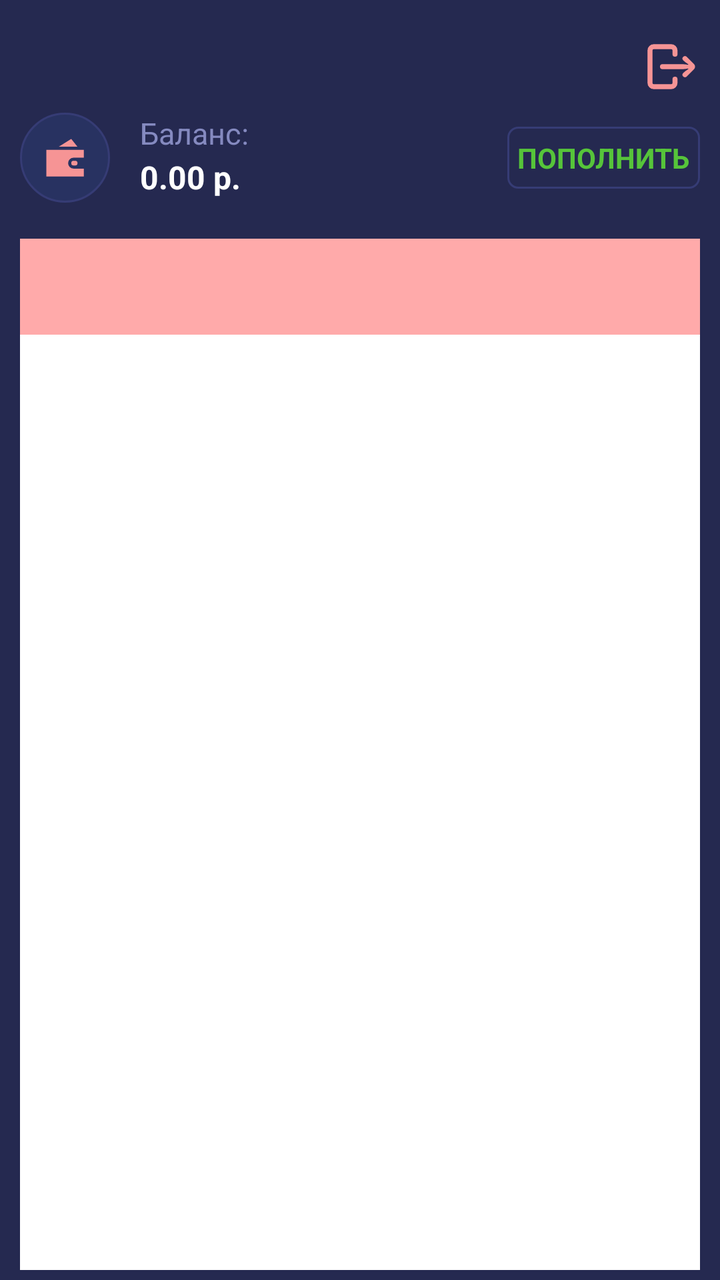
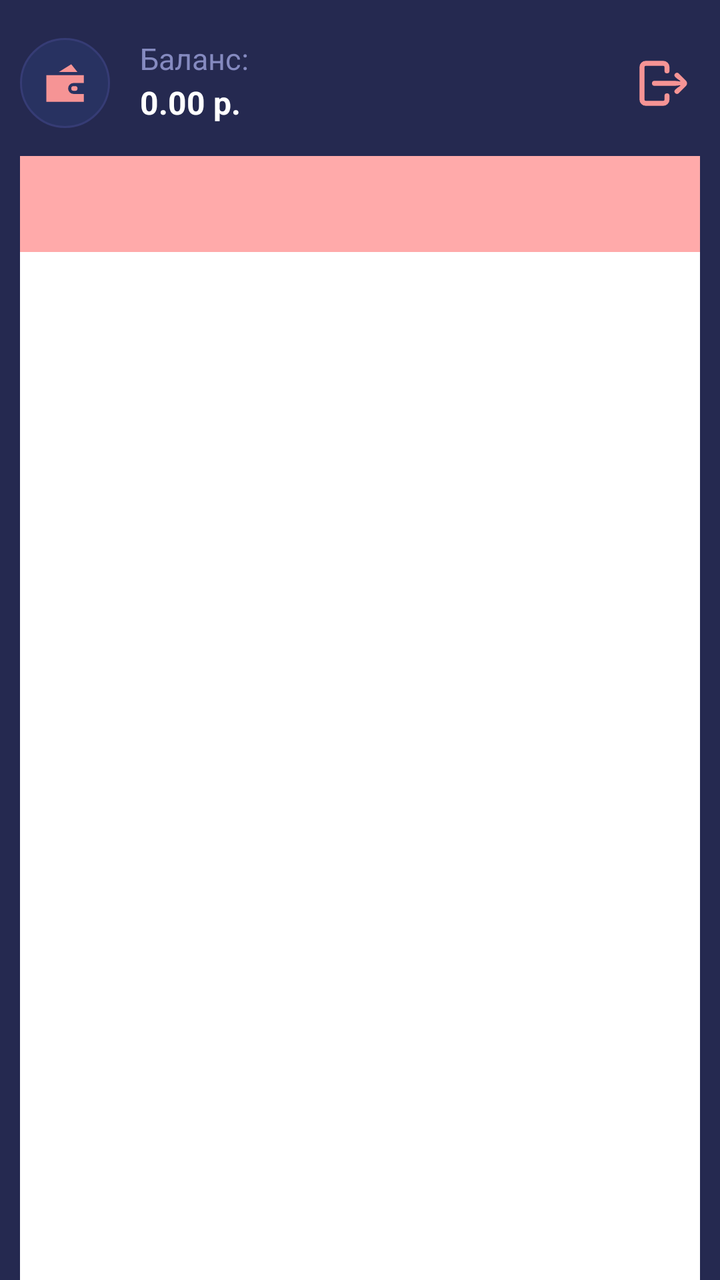

Screens rendered from an Android XML layout before and after an edit, with the pre-edit source and the edit as a unified diff.
<!-- AndroidManifest.xml: application theme Theme.GetSms -->
<!-- res/layout/fragment_main_screen.xml -->
<?xml version="1.0" encoding="utf-8"?>
<androidx.constraintlayout.widget.ConstraintLayout xmlns:android="http://schemas.android.com/apk/res/android"
    xmlns:app="http://schemas.android.com/apk/res-auto"
    xmlns:tools="http://schemas.android.com/tools"
    android:id="@+id/frameLayout"
    android:layout_width="match_parent"
    android:layout_height="match_parent"
    android:background="?attr/colorBackgroundSecondary"
    android:paddingHorizontal="10dp"
    android:paddingTop="5dp"
    tools:context=".ui.view.mainScreen.MainScreenFragment">

    <ImageView
        android:id="@+id/signoutIW"
        android:layout_width="wrap_content"
        android:layout_height="wrap_content"
        android:layout_marginTop="5dp"
        android:src="@drawable/signout_icon"
        app:layout_constraintBottom_toBottomOf="@id/balanceSumTW"
        app:layout_constraintEnd_toEndOf="@id/topUpBalanceTW"
        app:layout_constraintTop_toTopOf="parent"
        app:layout_constraintVertical_bias="0.142" />

    <ImageView
        android:id="@+id/balanceIW"
        android:layout_width="wrap_content"
        android:layout_height="wrap_content"
        android:layout_marginTop="10dp"
        android:background="@drawable/round_background"
        android:src="@drawable/balance_icon"
        app:layout_constraintBottom_toBottomOf="@id/balanceSumTW"
        app:layout_constraintStart_toStartOf="parent"
        app:layout_constraintTop_toBottomOf="@id/signoutIW"
        tools:layout_editor_absoluteX="10dp" />

    <TextView
        android:id="@+id/balanceTW"
        android:layout_width="wrap_content"
        android:layout_height="wrap_content"
        android:layout_marginStart="15dp"
        android:text="Баланс:"
        android:textColor="#858ac0"
        android:textSize="15sp"
        app:layout_constraintStart_toEndOf="@+id/balanceIW"
        app:layout_constraintTop_toTopOf="@+id/balanceIW" />

    <TextView
        android:id="@+id/balanceSumTW"
        android:layout_width="wrap_content"
        android:layout_height="wrap_content"
        android:layout_marginTop="1dp"
        android:text="0.00 р."
        android:textColor="@color/white"
        android:textSize="16sp"
        android:textStyle="bold"
        app:layout_constraintStart_toStartOf="@+id/balanceTW"
        app:layout_constraintTop_toBottomOf="@+id/balanceTW" />

    <TextView
        android:id="@+id/topUpBalanceTW"
        android:layout_width="wrap_content"
        android:layout_height="wrap_content"
        android:background="@drawable/top_up_balance_button_selector"
        android:paddingHorizontal="5dp"
        android:text="ПОПОЛНИТЬ"
        android:textColor="#56c43a"
        android:textSize="14sp"
        android:textStyle="bold"
        app:layout_constraintBottom_toBottomOf="@id/balanceIW"
        app:layout_constraintEnd_toEndOf="parent"
        app:layout_constraintTop_toTopOf="@id/balanceIW" />

    <com.google.android.material.tabs.TabLayout
        android:id="@+id/tab_layout"
        android:layout_width="match_parent"
        android:layout_height="wrap_content"
        android:layout_marginTop="20dp"
        android:background="#ffaaaa"
        app:layout_constraintTop_toBottomOf="@+id/balanceSumTW" />

    <androidx.viewpager.widget.ViewPager
        android:id="@+id/pager"
        android:layout_width="match_parent"
        android:layout_height="0dp"
        android:layout_marginBottom="5dp"
        android:background="#ffffff"
        app:layout_constraintBottom_toBottomOf="parent"
        app:layout_constraintTop_toBottomOf="@+id/tab_layout"
        tools:layout_editor_absoluteX="10dp">


    </androidx.viewpager.widget.ViewPager>


</androidx.constraintlayout.widget.ConstraintLayout>
<!-- resources referenced by this layout -->
<resources>
  <color name="white">#FFFFFFFF</color>
  <!-- drawable balance_icon (drawable) -->
  <vector xmlns:android="http://schemas.android.com/apk/res/android"
      android:width="25dp"
      android:height="25dp"
      android:viewportWidth="1024"
      android:viewportHeight="1024">
      <path
          android:fillColor="#f69495"
          android:pathData="M688,512a112,112 0,1 0,0 224h208v160L128,896L128,352h768v160L688,512zM720,672h-32a48,48 0,0 1,0 -96h32a48,48 0,0 1,0 96zM640,128 L768,288L384,288l256,-160z" />
  </vector>
  <!-- drawable round_background (drawable) -->
  <?xml version="1.0" encoding="utf-8"?>
  <shape xmlns:android="http://schemas.android.com/apk/res/android">
      <stroke
          android:width="1dp"
          android:color="#363c75" />
  
      <solid android:color="#283261" />
  
      <padding
          android:bottom="10dp"
          android:left="10dp"
          android:right="10dp"
          android:top="10dp" />
  
      <corners android:radius="1000dp" />
  </shape>
  <!-- drawable top_up_balance_button_selector (drawable) -->
  <?xml version="1.0" encoding="utf-8"?>
  <selector xmlns:android="http://schemas.android.com/apk/res/android">
      <item android:drawable="@drawable/top_up_balance" android:state_enabled="false" />
      <item android:drawable="@drawable/top_up_balance_pressed" android:state_pressed="true" />
      <item android:drawable="@drawable/top_up_balance" />
  </selector>
  <style name="Theme.GetSms" parent="Theme.MaterialComponents.DayNight.DarkActionBar">
          
          <item name="colorBackgroundPrimary">@color/port_gore</item>
          <item name="colorBackgroundSecondary">@color/port_gore2</item>
          <item name="colorPinkItems">@color/geraldine</item>
          <item name="colorButton">@color/cloud_burst</item>
  
          <item name="colorPrimary">@color/purple_500</item>
          <item name="colorPrimaryVariant">@color/purple_700</item>
          <item name="colorOnPrimary">@color/white</item>
          
          <item name="colorSecondary">@color/teal_200</item>
          <item name="colorSecondaryVariant">@color/teal_700</item>
          <item name="colorOnSecondary">@color/black</item>
          
          <item name="android:statusBarColor">?attr/colorPrimaryVariant</item>
          
      </style>
  <!-- drawable top_up_balance (drawable) -->
  <?xml version="1.0" encoding="utf-8"?>
  <shape xmlns:android="http://schemas.android.com/apk/res/android">
      <stroke
          android:width="1dp"
          android:color="@color/rhino" />
  
      <solid android:color="@android:color/transparent" />
  
      <padding
          android:bottom="6dp"
          android:left="6dp"
          android:right="6dp"
          android:top="6dp" />
  
      <corners android:radius="5dp" />
  </shape>
  <!-- drawable top_up_balance_pressed (drawable) -->
  <?xml version="1.0" encoding="utf-8"?>
  <shape xmlns:android="http://schemas.android.com/apk/res/android">
      <stroke
          android:width="1dp"
          android:color="@color/rhino" />
  
      <solid android:color="@color/rhino" />
  
      <padding
          android:bottom="6dp"
          android:left="6dp"
          android:right="6dp"
          android:top="6dp" />
  
      <corners android:radius="5dp" />
  </shape>
  <color name="port_gore">#171A3B</color>
  <color name="port_gore2">#252950</color>
  <color name="geraldine">#F69495</color>
  <color name="cloud_burst">#283261</color>
  <color name="purple_500">#FF6200EE</color>
  <color name="purple_700">#FF3700B3</color>
  <color name="teal_200">#FF03DAC5</color>
  <color name="teal_700">#FF018786</color>
  <color name="black">#FF000000</color>
  <color name="rhino">#363c75</color>
  <!-- unchanged entries left out for length: 1 -->
</resources>

<!-- the commit's change to res/layout/fragment_main_screen.xml (unified diff, before → after) -->
@@ -14,24 +14,23 @@
         android:id="@+id/signoutIW"
         android:layout_width="wrap_content"
         android:layout_height="wrap_content"
-        android:layout_marginTop="5dp"
+        android:layout_marginEnd="4dp"
         android:src="@drawable/signout_icon"
-        app:layout_constraintBottom_toBottomOf="@id/balanceSumTW"
-        app:layout_constraintEnd_toEndOf="@id/topUpBalanceTW"
-        app:layout_constraintTop_toTopOf="parent"
-        app:layout_constraintVertical_bias="0.142" />
+        app:layout_constraintBottom_toBottomOf="@+id/balanceIW"
+        app:layout_constraintEnd_toEndOf="parent"
+        app:layout_constraintTop_toTopOf="@+id/balanceIW"
+        app:layout_constraintVertical_bias="0.5" />
 
     <ImageView
         android:id="@+id/balanceIW"
         android:layout_width="wrap_content"
         android:layout_height="wrap_content"
-        android:layout_marginTop="10dp"
+        android:layout_marginTop="16dp"
         android:background="@drawable/round_background"
         android:src="@drawable/balance_icon"
         app:layout_constraintBottom_toBottomOf="@id/balanceSumTW"
         app:layout_constraintStart_toStartOf="parent"
-        app:layout_constraintTop_toBottomOf="@id/signoutIW"
-        tools:layout_editor_absoluteX="10dp" />
+        app:layout_constraintTop_toTopOf="parent" />
 
     <TextView
         android:id="@+id/balanceTW"
@@ -56,33 +55,19 @@
         app:layout_constraintStart_toStartOf="@+id/balanceTW"
         app:layout_constraintTop_toBottomOf="@+id/balanceTW" />
 
-    <TextView
-        android:id="@+id/topUpBalanceTW"
-        android:layout_width="wrap_content"
-        android:layout_height="wrap_content"
-        android:background="@drawable/top_up_balance_button_selector"
-        android:paddingHorizontal="5dp"
-        android:text="ПОПОЛНИТЬ"
-        android:textColor="#56c43a"
-        android:textSize="14sp"
-        android:textStyle="bold"
-        app:layout_constraintBottom_toBottomOf="@id/balanceIW"
-        app:layout_constraintEnd_toEndOf="parent"
-        app:layout_constraintTop_toTopOf="@id/balanceIW" />
-
     <com.google.android.material.tabs.TabLayout
         android:id="@+id/tab_layout"
         android:layout_width="match_parent"
         android:layout_height="wrap_content"
-        android:layout_marginTop="20dp"
+        android:layout_marginTop="16dp"
         android:background="#ffaaaa"
-        app:layout_constraintTop_toBottomOf="@+id/balanceSumTW" />
+        app:layout_constraintTop_toBottomOf="@+id/balanceSumTW"
+        tools:layout_editor_absoluteX="10dp" />
 
     <androidx.viewpager.widget.ViewPager
         android:id="@+id/pager"
         android:layout_width="match_parent"
         android:layout_height="0dp"
-        android:layout_marginBottom="5dp"
         android:background="#ffffff"
         app:layout_constraintBottom_toBottomOf="parent"
         app:layout_constraintTop_toBottomOf="@+id/tab_layout"
<!-- resource entries referenced after the edit -->
@@ -28,13 +28,6 @@
   
       <corners android:radius="1000dp" />
   </shape>
-  <!-- drawable top_up_balance_button_selector (drawable) -->
-  <?xml version="1.0" encoding="utf-8"?>
-  <selector xmlns:android="http://schemas.android.com/apk/res/android">
-      <item android:drawable="@drawable/top_up_balance" android:state_enabled="false" />
-      <item android:drawable="@drawable/top_up_balance_pressed" android:state_pressed="true" />
-      <item android:drawable="@drawable/top_up_balance" />
-  </selector>
   <style name="Theme.GetSms" parent="Theme.MaterialComponents.DayNight.DarkActionBar">
           
           <item name="colorBackgroundPrimary">@color/port_gore</item>
@@ -53,40 +46,6 @@
           <item name="android:statusBarColor">?attr/colorPrimaryVariant</item>
           
       </style>
-  <!-- drawable top_up_balance (drawable) -->
-  <?xml version="1.0" encoding="utf-8"?>
-  <shape xmlns:android="http://schemas.android.com/apk/res/android">
-      <stroke
-          android:width="1dp"
-          android:color="@color/rhino" />
-  
-      <solid android:color="@android:color/transparent" />
-  
-      <padding
-          android:bottom="6dp"
-          android:left="6dp"
-          android:right="6dp"
-          android:top="6dp" />
-  
-      <corners android:radius="5dp" />
-  </shape>
-  <!-- drawable top_up_balance_pressed (drawable) -->
-  <?xml version="1.0" encoding="utf-8"?>
-  <shape xmlns:android="http://schemas.android.com/apk/res/android">
-      <stroke
-          android:width="1dp"
-          android:color="@color/rhino" />
-  
-      <solid android:color="@color/rhino" />
-  
-      <padding
-          android:bottom="6dp"
-          android:left="6dp"
-          android:right="6dp"
-          android:top="6dp" />
-  
-      <corners android:radius="5dp" />
-  </shape>
   <color name="port_gore">#171A3B</color>
   <color name="port_gore2">#252950</color>
   <color name="geraldine">#F69495</color>
@@ -96,7 +55,6 @@
   <color name="teal_200">#FF03DAC5</color>
   <color name="teal_700">#FF018786</color>
   <color name="black">#FF000000</color>
-  <color name="rhino">#363c75</color>
   <!-- unchanged entries left out for length: 1 -->
 </resources>
 
